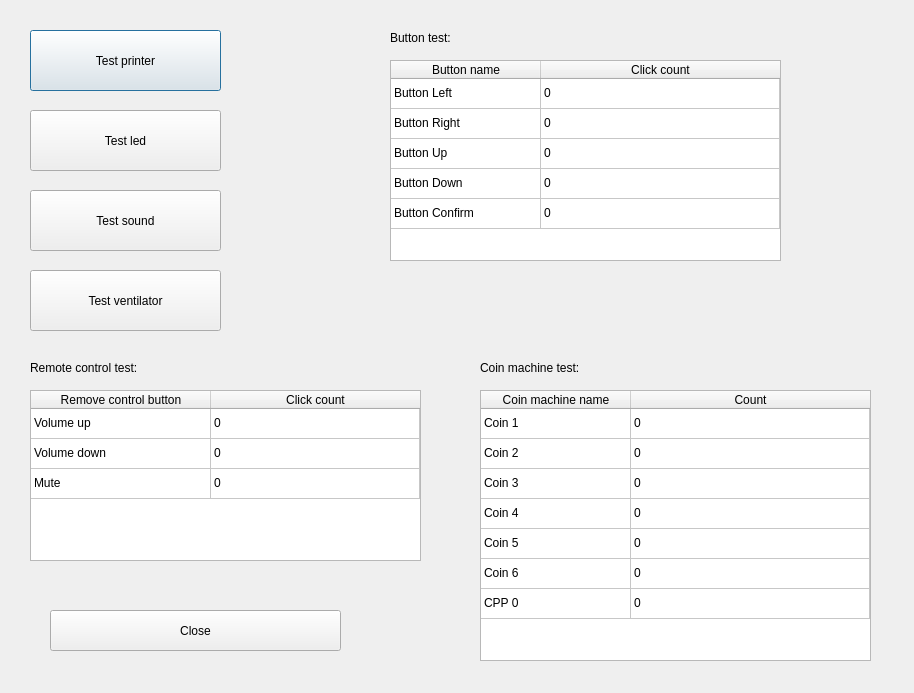
This is blue-app/ui/TestHw.ui in matus-u/sz-bluetooth as Qt 5 draws it before an edit. The edited form follows.
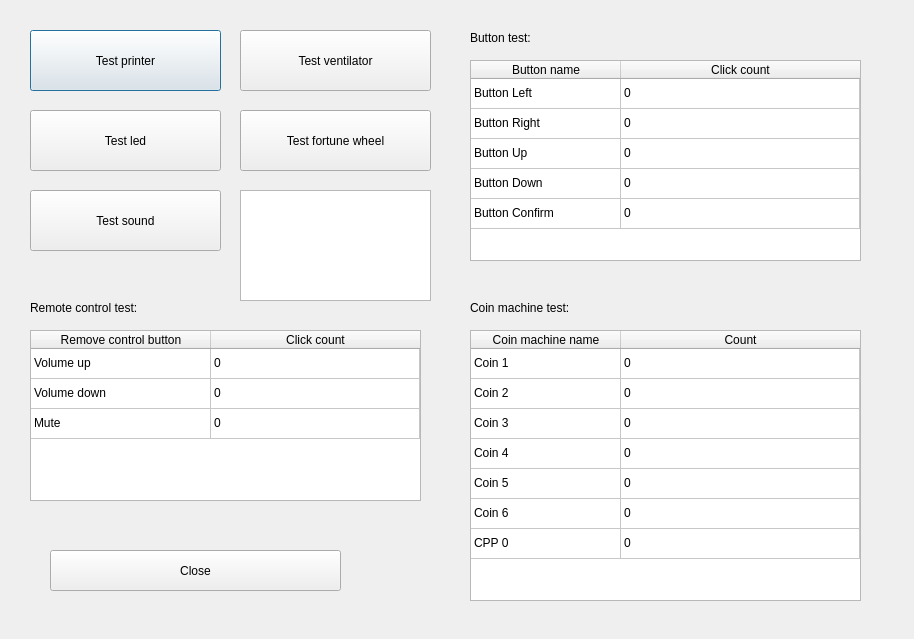
This is the edited form.

Commit message: create test for wheel fortune, take moneyTossLevel for computation of it

What changed in the file:
```diff
--- a/blue-app/ui/TestHw.ui
+++ b/blue-app/ui/TestHw.ui
@@ -7,7 +7,7 @@
     <x>0</x>
     <y>0</y>
     <width>914</width>
-    <height>693</height>
+    <height>639</height>
    </rect>
   </property>
   <property name="windowTitle">
@@ -55,8 +55,8 @@
   <widget class="QTableWidget" name="coinMachineTableWidget">
    <property name="geometry">
     <rect>
-     <x>480</x>
-     <y>390</y>
+     <x>470</x>
+     <y>330</y>
      <width>391</width>
      <height>271</height>
     </rect>
@@ -192,7 +192,7 @@
   <widget class="QTableWidget" name="buttonTestTableWidget">
    <property name="geometry">
     <rect>
-     <x>390</x>
+     <x>470</x>
      <y>60</y>
      <width>391</width>
      <height>201</height>
@@ -306,7 +306,7 @@
    <property name="geometry">
     <rect>
      <x>30</x>
-     <y>390</y>
+     <y>330</y>
      <width>391</width>
      <height>171</height>
     </rect>
@@ -383,7 +383,7 @@
    <property name="geometry">
     <rect>
      <x>30</x>
-     <y>360</y>
+     <y>300</y>
      <width>261</width>
      <height>16</height>
     </rect>
@@ -395,8 +395,8 @@
   <widget class="QLabel" name="label_2">
    <property name="geometry">
     <rect>
-     <x>480</x>
-     <y>360</y>
+     <x>470</x>
+     <y>300</y>
      <width>261</width>
      <height>16</height>
     </rect>
@@ -408,7 +408,7 @@
   <widget class="QLabel" name="label_3">
    <property name="geometry">
     <rect>
-     <x>390</x>
+     <x>470</x>
      <y>30</y>
      <width>171</width>
      <height>16</height>
@@ -422,7 +422,7 @@
    <property name="geometry">
     <rect>
      <x>50</x>
-     <y>610</y>
+     <y>550</y>
      <width>291</width>
      <height>41</height>
     </rect>
@@ -434,8 +434,8 @@
   <widget class="QPushButton" name="ventilatorButton">
    <property name="geometry">
     <rect>
-     <x>30</x>
-     <y>270</y>
+     <x>240</x>
+     <y>30</y>
      <width>191</width>
      <height>61</height>
     </rect>
@@ -444,6 +444,29 @@
     <string>Test ventilator</string>
    </property>
   </widget>
+  <widget class="QPushButton" name="fortuneWheelTest">
+   <property name="geometry">
+    <rect>
+     <x>240</x>
+     <y>110</y>
+     <width>191</width>
+     <height>61</height>
+    </rect>
+   </property>
+   <property name="text">
+    <string>Test fortune wheel</string>
+   </property>
+  </widget>
+  <widget class="QTextBrowser" name="fortuneWheelTestOutput">
+   <property name="geometry">
+    <rect>
+     <x>240</x>
+     <y>190</y>
+     <width>191</width>
+     <height>111</height>
+    </rect>
+   </property>
+  </widget>
  </widget>
  <resources/>
  <connections/>
```
The commit also changes 7 other files.
